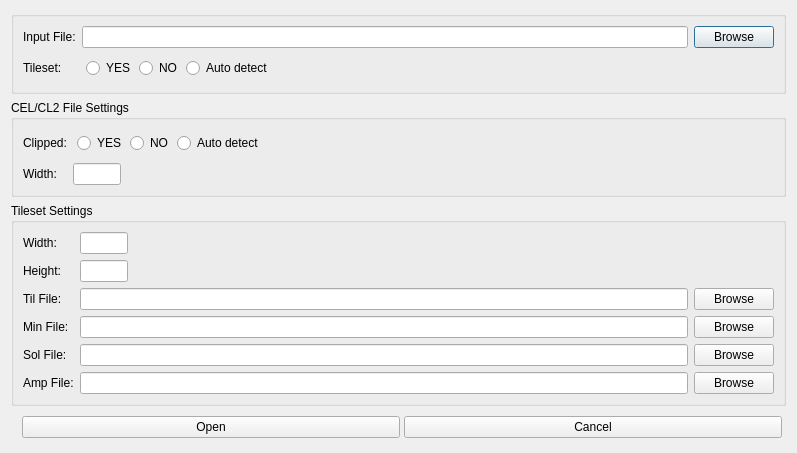
Before: the Qt Designer form source/openasdialog.ui in pionere/d1-graphics-tool, drawn with Qt 5.
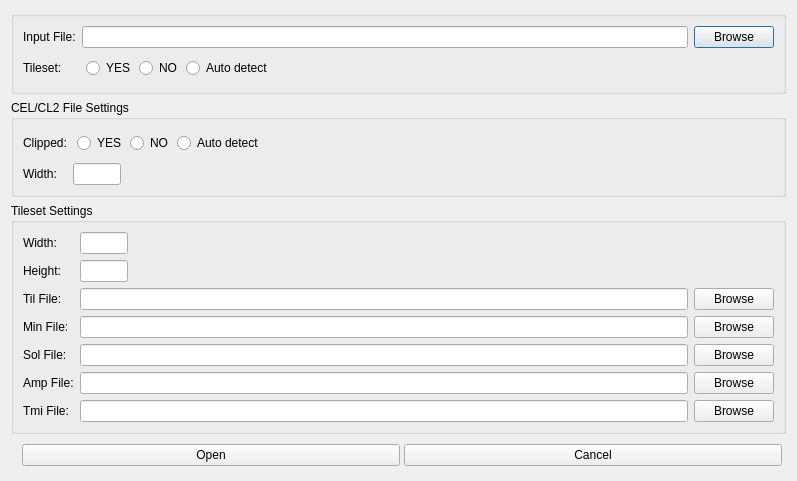
After: the same form once the commit is applied.

```diff
--- a/source/openasdialog.ui
+++ b/source/openasdialog.ui
@@ -369,6 +369,27 @@
         </property>
        </widget>
       </item>
+      <item row="6" column="0">
+       <widget class="QLabel" name="tmiFileLabel">
+        <property name="text">
+         <string>Tmi File:</string>
+        </property>
+       </widget>
+      </item>
+      <item row="6" column="1">
+       <widget class="QLineEdit" name="tmiFileEdit">
+        <property name="readOnly">
+         <bool>true</bool>
+        </property>
+       </widget>
+      </item>
+      <item row="6" column="2">
+       <widget class="QPushButton" name="tmiFileBrowseButton">
+        <property name="text">
+         <string>Browse</string>
+        </property>
+       </widget>
+      </item>
      </layout>
     </widget>
    </item>
```
